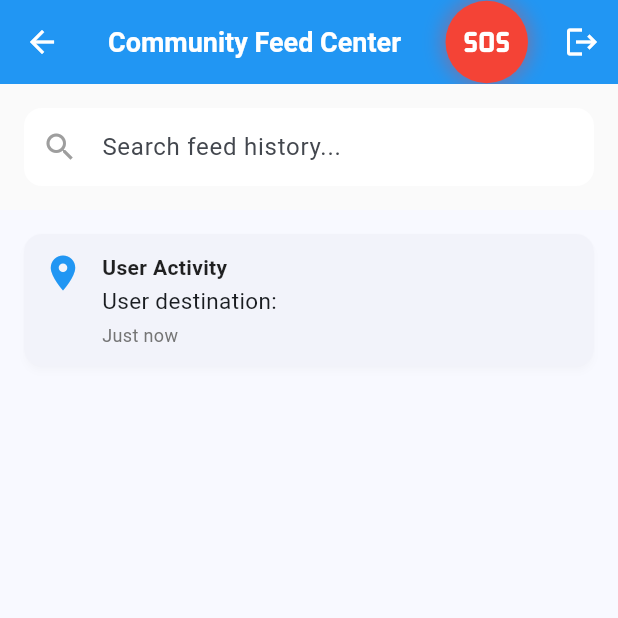
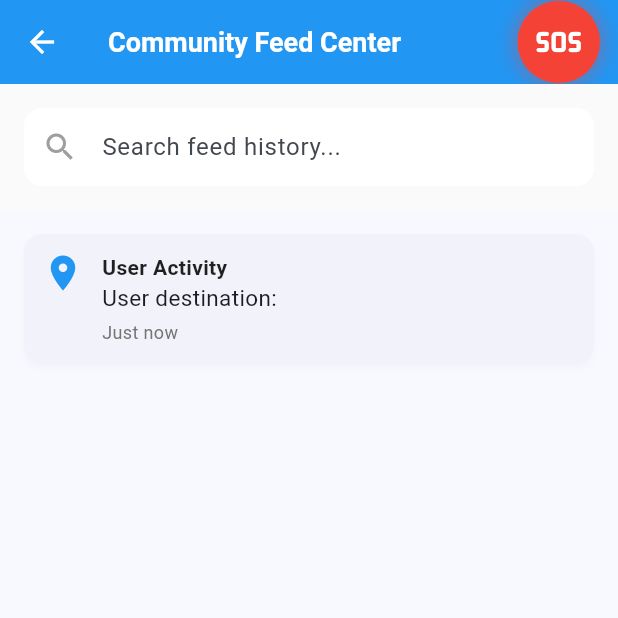
Before and after one commit to jiahui-1101/CodeNection, a Flutter app: the MainScreen screen opened directly, after a tap on "See All & Search History", on a phone screen of 412 x 824 dp, the top half of it. Run offline on Flutter 3.47's test engine with Material 3 defaults, Android fonts, the phone set to English and light mode, and no system bars; our stand-ins replace audioplayers, cached_network_image, cloud_firestore, file_picker, firebase_ai, firebase_auth and 12 more; missing offline and left inert: audio_session, flutter_sound; accounts and stored records are empty; network calls fail.

Commit message:
live feed changed

```diff
--- a/lib/FullFeedPage.dart
+++ b/lib/FullFeedPage.dart
@@ -16,26 +16,6 @@ class _FullFeedPageState extends State<FullFeedPage> {
   String _searchQuery = "";
   final FirebaseFirestore _firestore = FirebaseFirestore.instance;
   final FirebaseAuth _auth = FirebaseAuth.instance;
-
-  // Pick icon & color
-  Map<String, dynamic> _getIconAndColor(
-    String type,
-    String? status,
-    String? text,
-  ) {
-    if (type == 'alert') {
-      return {'icon': Icons.warning_amber_rounded, 'color': Colors.red};
-    } else if (type == 'report') {
-      return {'icon': Icons.report_problem, 'color': Colors.orange};
-    } else if (type == 'user') {
-      if (text?.toLowerCase().contains('closed') ?? false) {
-        return {'icon': Icons.announcement, 'color': Colors.blue};
-      } else if (text?.toLowerCase().contains('medical') ?? false) {
-        return {'icon': Icons.local_hospital, 'color': Colors.green};
-      }
-    }
-    return {'icon': Icons.info, 'color': Colors.grey};
-  }
 
   String _formatTime(Timestamp timestamp) {
     final now = DateTime.now();
@@ -61,19 +41,7 @@ class _FullFeedPageState extends State<FullFeedPage> {
         backgroundColor: Colors.blue,
         foregroundColor: Colors.white,
         elevation: 0,
-        actions: [
-          const SosAppBarButton(),
-          if (user != null)
-            IconButton(
-              icon: const Icon(Icons.logout, color: Colors.white),
-              onPressed: () async {
-                await _auth.signOut();
-                if (mounted) {
-                  Navigator.of(context).pop();
-                }
-              },
-            ),
-        ],
+        actions: [const SosAppBarButton()],
       ),
       body: user == null
           ? Container(
@@ -180,7 +148,10 @@ class _FullFeedPageState extends State<FullFeedPage> {
                     stream: CombineLatestStream.list([
                       _firestore
                           .collection('reports')
-                          .where('uid', isEqualTo: user.uid)
+                          .where(
+                            'userId',
+                            isEqualTo: user.uid,
+                          ) // field matches Firestore
                           .snapshots(),
                       _firestore
                           .collection('alerts')
@@ -221,28 +192,33 @@ class _FullFeedPageState extends State<FullFeedPage> {
                         final data = doc.data() as Map<String, dynamic>;
                         final timestamp = data['timestamp'] ?? Timestamp.now();
                         final text = data['status'] ?? 'No status';
+                        final title = data['title'] ?? 'No title';
+
                         allData.add({
                           'icon': Icons.collections_bookmark,
                           'color': Colors.orange,
-                          'text': text,
+                          'title': title, // ✅ show title
+                          'text': text, // ✅ show status
                           'time': _formatTime(timestamp),
                           'timestamp': timestamp,
-                          'type': 'Report', // ✅ Add this
+                          'type': 'Report',
                         });
                       }
 
-                      // Alerts
+                      // Alerts (✅ fixed to include title + status)
                       for (var doc in alertsSnap.docs) {
                         final data = doc.data() as Map<String, dynamic>;
                         final timestamp = data['timestamp'] ?? Timestamp.now();
-                        final text = data['status'] ?? 'No status';
+                        final status = data['status'] ?? 'No status';
+                        final title = data['title'] ?? 'No title';
                         allData.add({
                           'icon': Icons.notifications_active,
                           'color': Colors.red,
-                          'text': text,
+                          'title': title,
+                          'text': status,
                           'time': _formatTime(timestamp),
                           'timestamp': timestamp,
-                          'type': 'Alert', // ✅ Add this
+                          'type': 'Alert',
                         });
                       }
 
@@ -258,7 +234,7 @@ class _FullFeedPageState extends State<FullFeedPage> {
                           'text': text,
                           'time': _formatTime(timestamp),
                           'timestamp': timestamp,
-                          'type': 'User Activity', // ✅ Add this
+                          'type': 'User Activity',
                         });
                       }
 
@@ -269,9 +245,10 @@ class _FullFeedPageState extends State<FullFeedPage> {
 
                       // Search filter
                       final filteredData = allData.where((item) {
-                        return item['text'].toLowerCase().contains(
-                          _searchQuery.toLowerCase(),
-                        );
+                        final query = _searchQuery.toLowerCase();
+                        final text = (item['text'] ?? '').toLowerCase();
+                        final title = (item['title'] ?? '').toLowerCase();
+                        return text.contains(query) || title.contains(query);
                       }).toList();
 
                       if (filteredData.isEmpty) {
@@ -283,7 +260,6 @@ class _FullFeedPageState extends State<FullFeedPage> {
                         );
                       }
 
-                      // ✅ LiveFeedSection style UI
                       return ListView.separated(
                         padding: const EdgeInsets.all(16),
                         itemCount: filteredData.length,
@@ -316,16 +292,35 @@ class _FullFeedPageState extends State<FullFeedPage> {
                                       children: [
                                         // ✅ Title (Report / Alert / User)
                                         Text(
-                                          item['type'], // <-- use the type here
+                                          item['type'],
                                           style: const TextStyle(
                                             fontSize: 14,
                                             fontWeight: FontWeight.bold,
                                             color: Colors.black87,
                                           ),
                                         ),
-                                        const SizedBox(height: 2),
 
-                                        // ✅ Main text
+                                        // ✅ Extra title only for Reports & Alerts
+                                        if ((item['type'] == 'Alert' ||
+                                                item['type'] == 'Report') &&
+                                            item['title'] != null) ...[
+                                          const SizedBox(height: 2),
+                                          Text(
+                                            item['title'],
+                                            style: const TextStyle(
+                                              fontSize: 13,
+                                              fontWeight: FontWeight.w600,
+                                              color: Color.fromRGBO(
+                                                36,
+                                                35,
+                                                35,
+                                                0.702,
+                                              ),
+                                            ),
+                                          ),
+                                        ],
+
+                                        // ✅ Main text (status/message)
                                         Text(
                                           item['text'],
                                           style: const TextStyle(fontSize: 15),
--- a/lib/LiveFeedSection.dart
+++ b/lib/LiveFeedSection.dart
@@ -49,7 +49,7 @@ class LiveFeedSection extends StatelessWidget {
             stream: CombineLatestStream.list([
               FirebaseFirestore.instance
                   .collection('reports')
-                  .where('uid', isEqualTo: user.uid)
+                  .where('userId', isEqualTo: user.uid)
                   .snapshots(),
               FirebaseFirestore.instance
                   .collection('alerts')
@@ -132,13 +132,16 @@ class LiveFeedSection extends StatelessWidget {
                 final data = doc.data() as Map<String, dynamic>;
                 final timestamp = data['timestamp'] ?? Timestamp.now();
                 final text = data['status'] ?? 'No status';
+                final title = data['title'] ?? 'No title';
+
                 allData.add({
-                  'title': 'Report',
                   'icon': Icons.collections_bookmark,
                   'color': Colors.orange,
-                  'text': text,
+                  'title': title, // ✅ show title
+                  'text': text, // ✅ show status
                   'time': _formatTime(timestamp),
                   'timestamp': timestamp,
+                  'type': 'Report',
                 });
               }
 
@@ -146,12 +149,16 @@ class LiveFeedSection extends StatelessWidget {
               for (var doc in alertsSnap.docs) {
                 final data = doc.data() as Map<String, dynamic>;
                 final timestamp = data['timestamp'] ?? Timestamp.now();
-                final text = data['status'] ?? 'No status';
+                final status = data['status'] ?? 'No status';
+                final alertTitle = data['title'] ?? 'No title';
+
                 allData.add({
-                  'title': 'Alert',
                   'icon': Icons.notifications_active,
                   'color': Colors.red,
-                  'text': text,
+                  'title':
+                      alertTitle, // 🔹 This will still be shown as the "section title"
+                  'text':
+                      "Status: $status", // 🔹 Append status in the text field
                   'time': _formatTime(timestamp),
                   'timestamp': timestamp,
                 });
```
